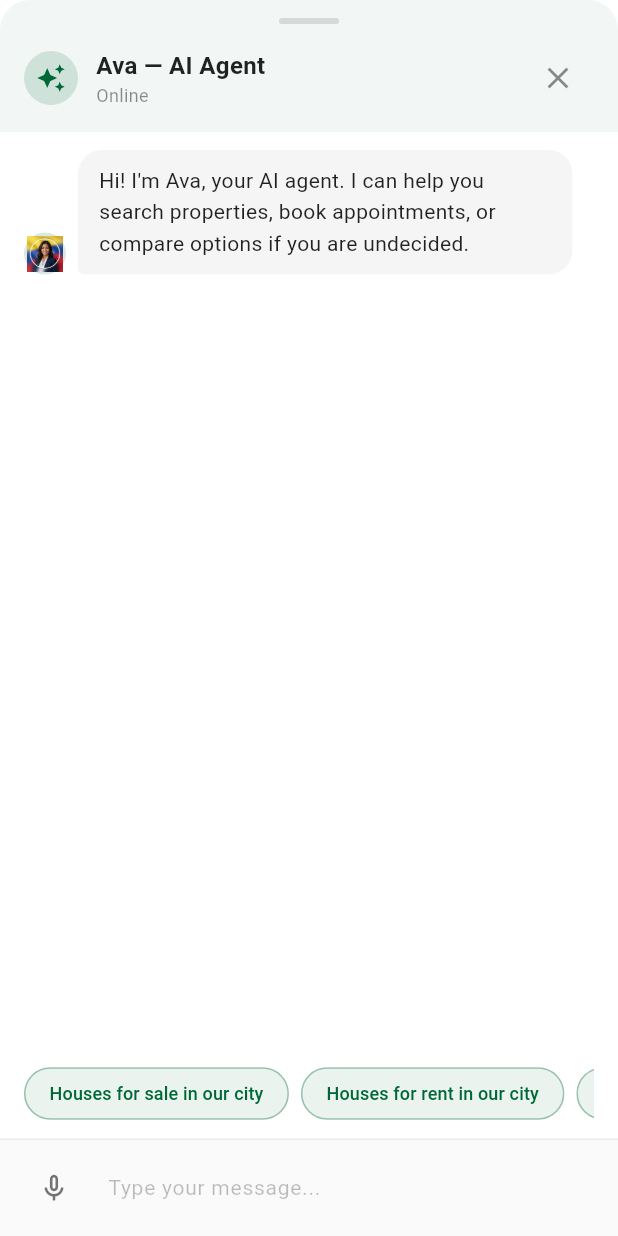
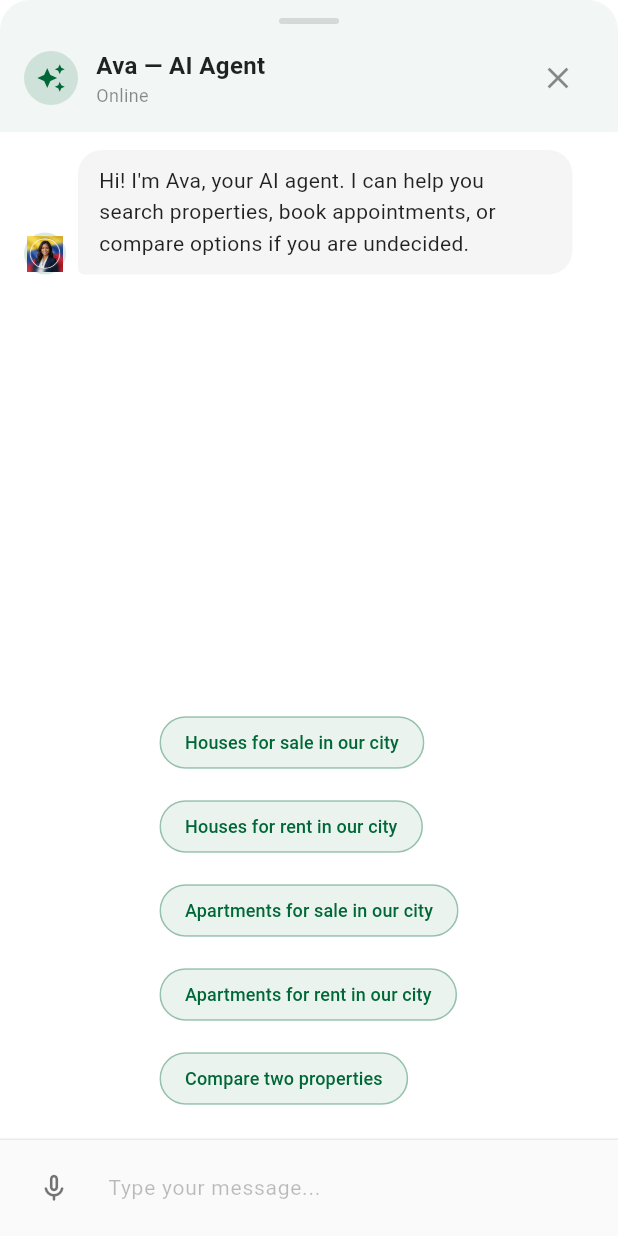
Before and after one commit to carlosjfigueroas/alveo, a Flutter app: the AiChatScreen widget shown alone on an empty page, opened directly, on a phone screen of 412 x 824 dp. Run offline on Flutter 3.47's test engine with Material 3 defaults, Android fonts, the phone set to English and light mode, and no system bars; drawn by our look-alikes of flutter_markdown; our stand-ins replace carousel_slider, fl_chart, flutter_map, font_awesome_flutter, image_picker, latlong2 and 6 more; missing offline and left inert: excel, record; accounts and stored records are empty; network calls fail.

Commit message:
revert: quick replies to vertical Column

```diff
--- a/lib/screens/ai_chat_screen.dart
+++ b/lib/screens/ai_chat_screen.dart
@@ -563,13 +563,9 @@
 
     return Container(
       padding: const EdgeInsets.symmetric(horizontal: 16, vertical: 8),
-      height: 60, // Fixed height for horizontal chips
-      child: ListView.builder(
-        scrollDirection: Axis.horizontal,
-        physics: const BouncingScrollPhysics(),
-        itemCount: chips.length,
-        itemBuilder: (context, index) {
-          final chipLabel = chips[index];
+      child: Column(
+        crossAxisAlignment: CrossAxisAlignment.start,
+        children: chips.map((chipLabel) {
           final textColor = isDark ? Colors.white70 : primaryColor;
           final bgColor = isDark
               ? Colors.white.withValues(alpha: 0.1)
@@ -578,7 +574,7 @@
               ? Colors.white.withValues(alpha: 0.2)
               : primaryColor.withValues(alpha: 0.2);
           return Padding(
-            padding: const EdgeInsets.only(right: 8),
+            padding: const EdgeInsets.only(bottom: 8),
             child: ActionChip(
               label: Text(chipLabel,
                   style: TextStyle(fontSize: 12, color: textColor)),
@@ -589,7 +585,7 @@
               onPressed: () => _sendMessage(chipLabel),
             ),
           );
-        },
+        }).toList(),
       ),
     );
   }
```
